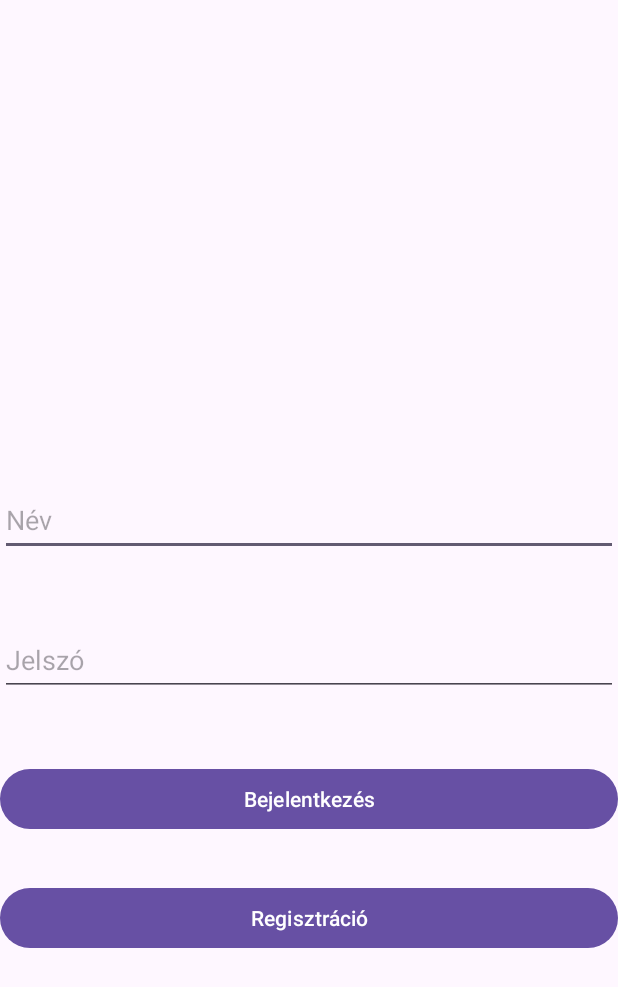
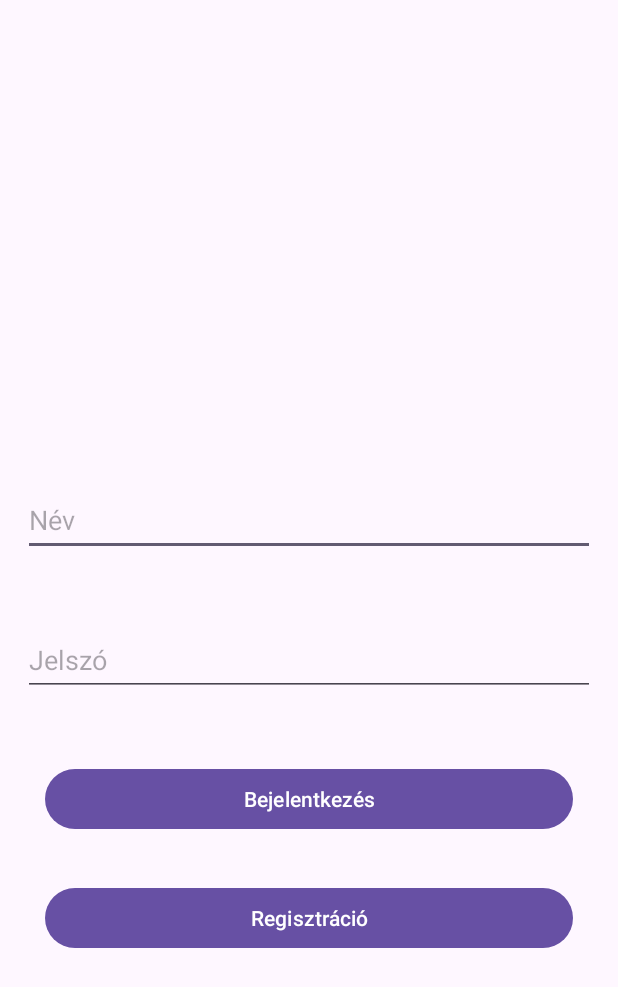
Before and after one commit to Rycbar01/Mobilalkfejl, an Android app: the screen it shows after launch (MainActivity), on a phone screen of 412 x 824 dp. Shown: the top 987 px of the screen. Run offline under Robolectric (Android 15) with nearby library versions, the phone set to English and light mode, and no system bars.

Commit message:
1-3. vidi (3.v. 49.percig)

```diff
--- a/app/src/main/java/com/example/konyvwebshop/MainActivity.java
+++ b/app/src/main/java/com/example/konyvwebshop/MainActivity.java
@@ -6,6 +6,7 @@ import android.content.Intent;
 import android.os.Bundle;
 import android.util.Log;
 import android.view.View;
+import android.view.ViewGroup;
 import android.widget.EditText;
 
 public class MainActivity extends AppCompatActivity {
@@ -19,11 +20,15 @@ public class MainActivity extends AppCompatActivity {
     protected void onCreate(Bundle savedInstanceState) {
         super.onCreate(savedInstanceState);
         setContentView(R.layout.activity_main);
+
+        userNET = findViewById(R.id.edittextuserN);
+        passWET = findViewById(R.id.edittextpassword);
+
+
+        Log.i(LOG_TAG, "onCreate");
     }
 
     public void bejelentkezes(View view) {
-        userNET = findViewById(R.id.edittextuserN);
-        passWET = findViewById(R.id.edittextpassword);
 
     String userN = userNET.getText().toString();
     String passW = passWET.getText().toString();
@@ -36,4 +41,34 @@ public class MainActivity extends AppCompatActivity {
         intent.putExtra("SECRET_KEY", 99);
         startActivity(intent);
     }
+
+    @Override
+    protected void onStart() {
+        super.onStart();
+        Log.i(LOG_TAG, "onStart");
+    }
+
+    @Override
+    protected void onStop() {
+        super.onStop();
+        Log.i(LOG_TAG, "onStop");
+    }
+
+    @Override
+    protected void onDestroy() {
+        super.onDestroy();
+        Log.i(LOG_TAG, "onDestroy");
+    }
+
+    @Override
+    protected void onPause() {
+        super.onPause();
+        Log.i(LOG_TAG, "onPause");
+    }
+
+    @Override
+    protected void onResume() {
+        super.onResume();
+        Log.i(LOG_TAG, "onResume");
+    }
 }
--- a/app/src/main/res/layout/activity_main.xml
+++ b/app/src/main/res/layout/activity_main.xml
@@ -17,7 +17,9 @@
         app:layout_constraintBottom_toBottomOf="parent"
         app:layout_constraintTop_toTopOf="parent"
         app:layout_constraintVertical_bias="0.391"
-        tools:layout_editor_absoluteX="0dp" />
+        tools:layout_editor_absoluteX="0dp"
+        android:layout_marginLeft="15dp"
+        android:layout_marginRight="15dp"/>
 
     <EditText
         android:id="@+id/edittextpassword"
@@ -30,7 +32,9 @@
         app:layout_constraintBottom_toBottomOf="parent"
         app:layout_constraintTop_toBottomOf="@+id/edittextuserN"
         app:layout_constraintVertical_bias="0.148"
-        tools:layout_editor_absoluteX="16dp" />
+        tools:layout_editor_absoluteX="16dp"
+        android:layout_marginLeft="15dp"
+        android:layout_marginRight="15dp"/>
 
     <Button
         android:id="@+id/buttonLOG"
@@ -43,7 +47,9 @@
         app:layout_constraintHorizontal_bias="0.0"
         app:layout_constraintStart_toStartOf="parent"
         app:layout_constraintTop_toBottomOf="@+id/edittextpassword"
-        app:layout_constraintVertical_bias="0.143" />
+        app:layout_constraintVertical_bias="0.143"
+        android:layout_marginLeft="30dp"
+        android:layout_marginRight="30dp"/>
 
     <Button
         android:id="@+id/buttonREG"
@@ -56,6 +62,8 @@
         app:layout_constraintHorizontal_bias="0.0"
         app:layout_constraintStart_toStartOf="parent"
         app:layout_constraintTop_toBottomOf="@+id/buttonLOG"
-        app:layout_constraintVertical_bias="0.143" />
+        app:layout_constraintVertical_bias="0.143"
+        android:layout_marginLeft="30dp"
+        android:layout_marginRight="30dp"/>
 
 </androidx.constraintlayout.widget.ConstraintLayout>
--- a/app/src/main/res/layout/activity_regiszt.xml
+++ b/app/src/main/res/layout/activity_regiszt.xml
@@ -7,7 +7,7 @@
     tools:context=".RegisztActivity">
 
     <TextView
-        android:id="@+id/regisztTextView"
+        android:id="@+id/regiszttextview"
         android:layout_width="match_parent"
         android:layout_height="wrap_content"
         android:layout_marginTop="60dp"
@@ -29,7 +29,7 @@
         android:inputType="textPersonName"
         android:layout_alignParentStart="true"
         android:layout_alignParentEnd="true"
-        android:layout_below="@id/regisztTextView"/>
+        android:layout_below="@id/regiszttextview"/>
 
     <EditText
         android:id="@+id/useremailedittext"
```
Also changed, not shown: app/src/main/java/com/example/konyvwebshop/RegisztActivity.java (+71 -0 lines).
